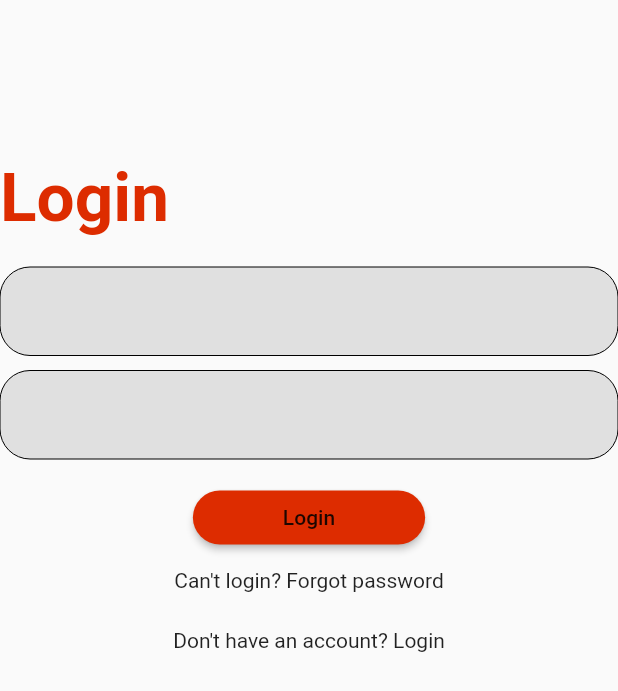
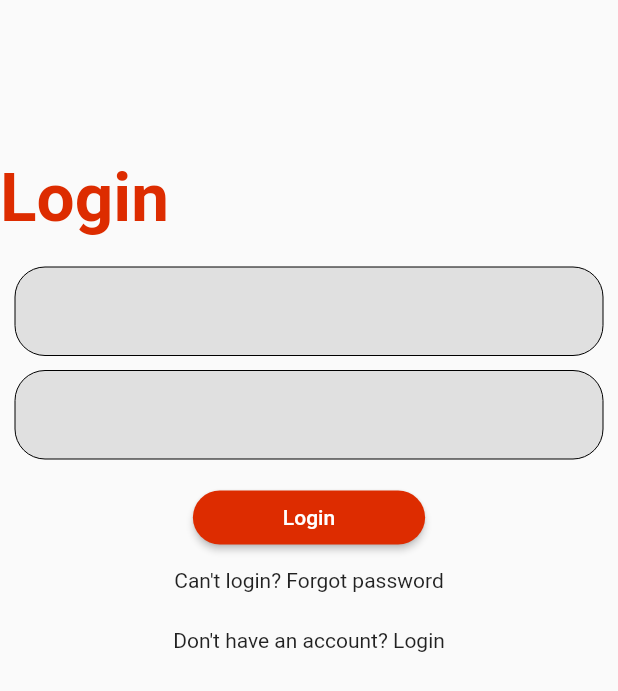
Before and after one commit to afullsnack/jumpq, a Flutter app: the screen it shows after launch, after a tap on "Register", on a phone screen of 412 x 824 dp. Shown: the top 691 px of the screen. Run offline on Flutter 3.47's test engine with Material 2 defaults, Android fonts, the phone set to English and light mode, and no system bars.

Commit message:
Changes made to Register and Login Screens & iOS simulator running perfectly

```diff
--- a/lib/screens/login.dart
+++ b/lib/screens/login.dart
@@ -105,6 +105,7 @@ class _LoginState extends State<Login> {
           Expanded(
             flex: 1,
             child: Container(
+              padding: EdgeInsets.only(left: 10.0, right: 10.0),
               child: Form(
                 key: _formKeyLogin,
                 child: Column(
@@ -120,6 +121,7 @@ class _LoginState extends State<Login> {
                       color: Colors.deepOrangeAccent[700],
                       child: Text(
                         'Login',
+                        style: TextStyle(color: Colors.white),
                       ),
                       padding: EdgeInsets.symmetric(
                           vertical: 10.0, horizontal: 60.0),
--- a/lib/screens/register.dart
+++ b/lib/screens/register.dart
@@ -284,6 +284,7 @@ class _RegisterState extends State<Register> {
           Expanded(
             flex: 1,
             child: Container(
+              padding: EdgeInsets.only(left: 10.0, right: 10.0),
               child: Form(
                 key: _formKeyRegister,
                 child: Column(
@@ -320,6 +321,7 @@ class _RegisterState extends State<Register> {
                       color: Colors.deepOrangeAccent[700],
                       child: Text(
                         'Register',
+                        style: TextStyle(color: Colors.white),
                       ),
                       padding: EdgeInsets.symmetric(
                         vertical: 10.0,
```
Also changed, not shown: pubspec.lock, 2 other files.
